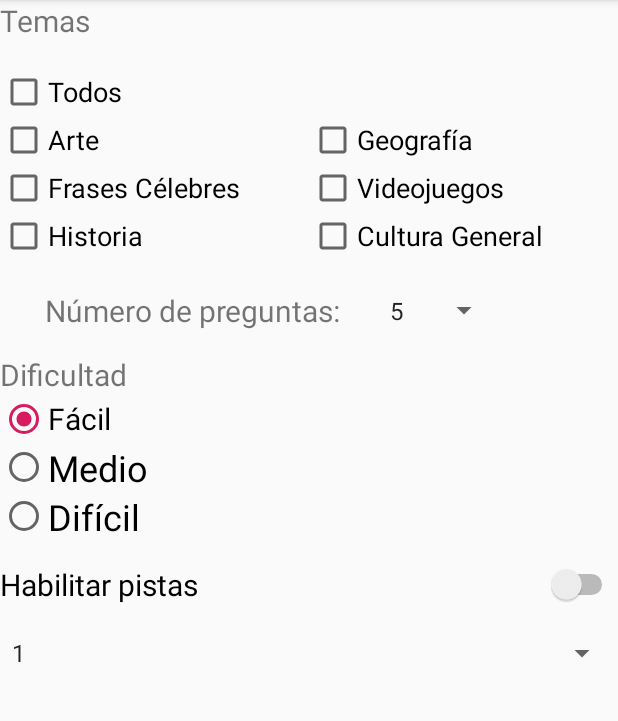
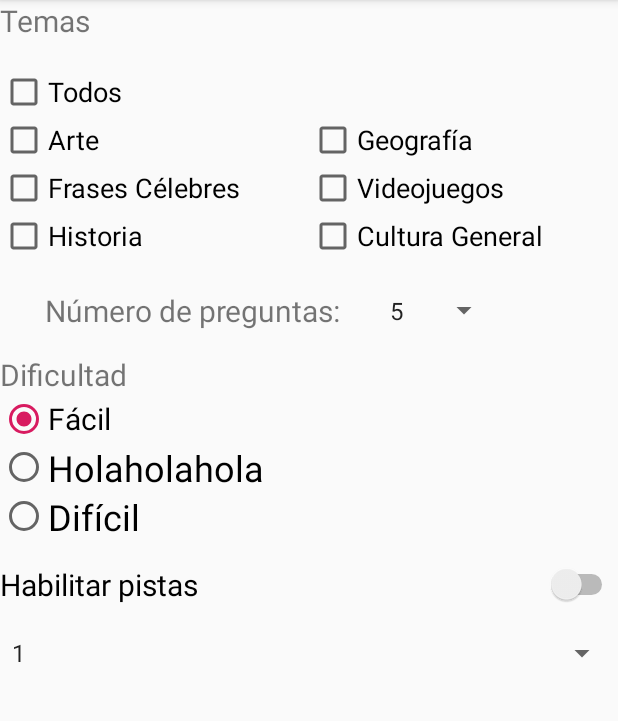
Before and after one commit to MDG99/QuizApp-Pro, an Android app: the OptionsActivity screen opened directly, with no data from a screen before it, on a phone screen of 412 x 824 dp, the part 84-805 px from its top. Run offline under Robolectric (Android 15) with nearby library versions, the phone set to English and light mode, and no system bars.

Commit message:
Le cambié el nivel prros

```diff
--- a/app/src/main/res/layout/activity_options.xml
+++ b/app/src/main/res/layout/activity_options.xml
@@ -168,7 +168,7 @@
                 android:id="@+id/medio_radio"
                 android:layout_width="wrap_content"
                 android:layout_height="wrap_content"
-                android:text="Medio"
+                android:text="Holaholahola"
                 android:textSize="24sp" />
 
 
```
